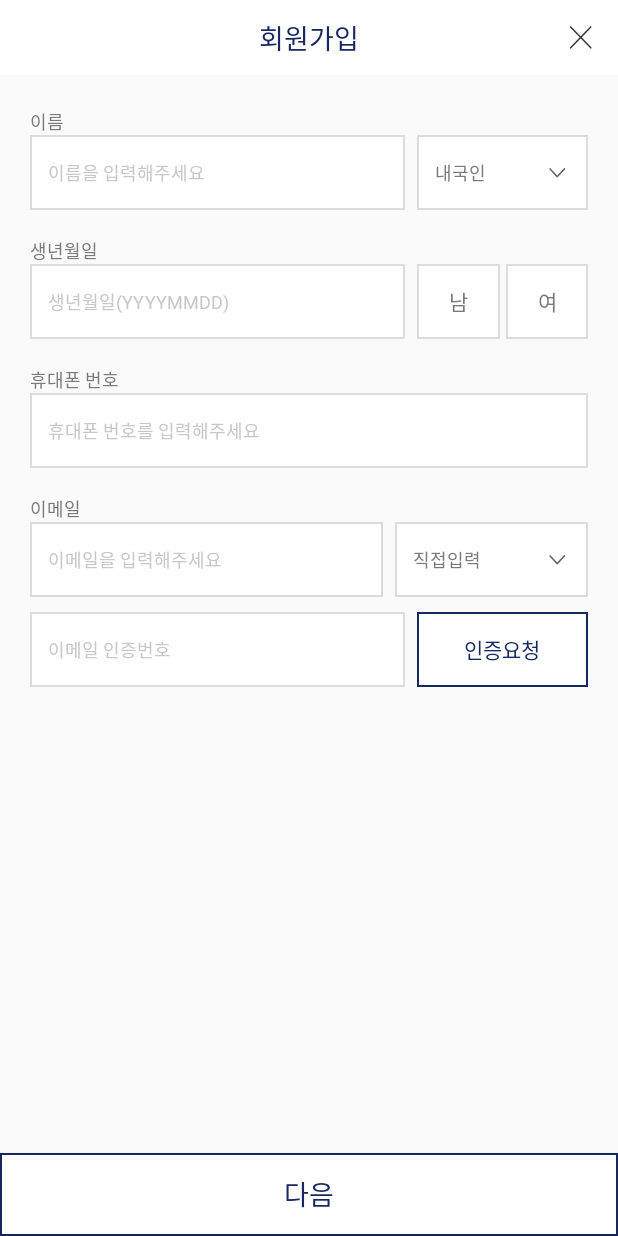
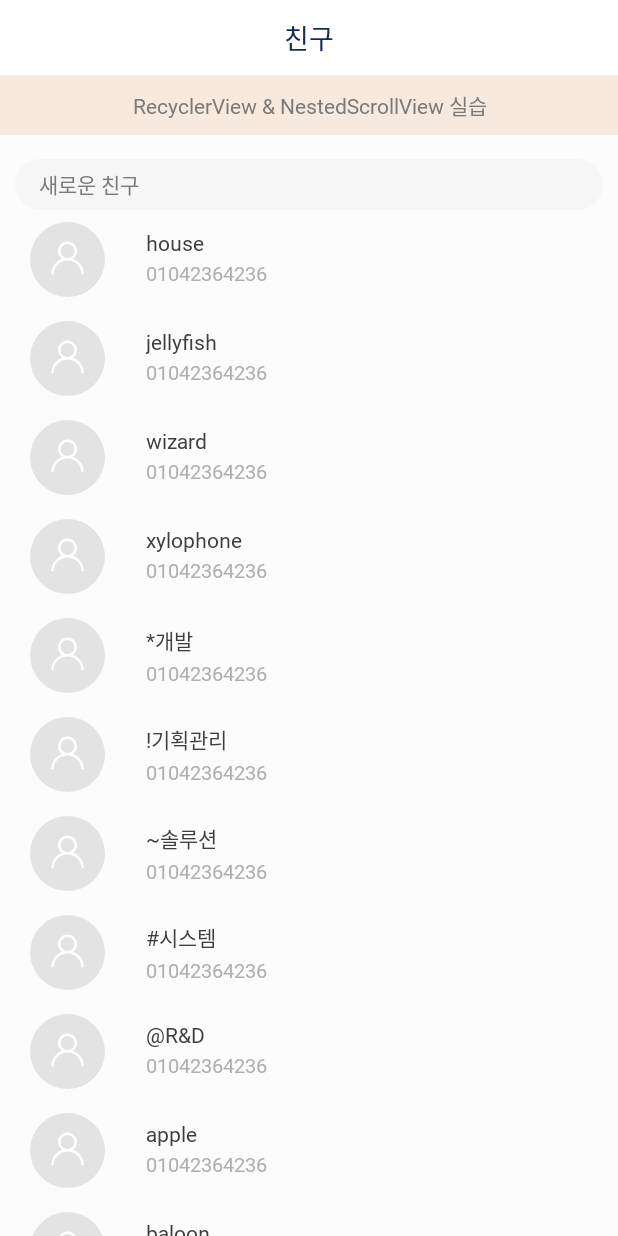
Before and after one commit to SongChaeYoung98/test-application, an Android app: the screen it shows after launch (edit_text before the commit, nestedscrollview after it), on a phone screen of 412 x 824 dp. Run offline under Robolectric (Android 15) with nearby library versions, the phone set to English and light mode, and no system bars.

Commit message:
[UPDATE] 과제 11, 12
13, 14일차 (23.12.06, 23.12.07)
Author : SongChaeYoung98
2023-11-21 1311:49

```diff
--- a/app/src/main/AndroidManifest.xml
+++ b/app/src/main/AndroidManifest.xml
@@ -30,6 +30,10 @@
             android:name=".edit_text"
             android:exported="true"
             android:launchMode="singleTop"/>
+        <activity
+            android:name=".nestedscrollview"
+            android:exported="true"
+            android:launchMode="singleTop"/>
 
     </application>
 
--- a/app/src/main/java/com/example/testapplication/edit_text.java
+++ b/app/src/main/java/com/example/testapplication/edit_text.java
@@ -1,6 +1,7 @@
 package com.example.testapplication;
 
 import android.content.Context;
+import android.content.Intent;
 import android.os.Bundle;
 import android.text.Editable;
 import android.text.TextWatcher;
@@ -36,6 +37,9 @@ public class edit_text extends AppCompatActivity {
 
         // 과제 10
         Button visible_button = findViewById(R.id.edit_text_visible_button);
+
+        // 과제 11
+        Button next_button = findViewById(R.id.edit_text_next_button);
 
         // 과제 5
         close_button.setOnClickListener(new View.OnClickListener() {
@@ -99,6 +103,16 @@ public class edit_text extends AppCompatActivity {
             }
         });
 
+        // 과제 11
+        next_button.setOnClickListener(new View.OnClickListener() {
+            @Override
+            public void onClick(View view) {
+                Intent intent = new Intent(edit_text.this, nestedscrollview.class);
+                startActivity(intent);
+                finish();
+            }
+        });
+
 
         parent_layout.setOnTouchListener(new View.OnTouchListener() {
             @Override
--- a/app/src/main/java/com/example/testapplication/init.java
+++ b/app/src/main/java/com/example/testapplication/init.java
@@ -10,7 +10,7 @@ public class init extends AppCompatActivity {
     @Override
     protected void onCreate(@Nullable Bundle savedInstanceState) {
         super.onCreate(savedInstanceState);
-        Intent intent = new Intent(init.this, edit_text.class);
+        Intent intent = new Intent(init.this, nestedscrollview.class);
         startActivity(intent);
         finish();
     }
--- /dev/null
+++ b/app/src/main/java/com/example/testapplication/nestedscrollview.java
@@ -0,0 +1,52 @@
+package com.example.testapplication;
+
+import android.os.Bundle;
+
+import androidx.annotation.Nullable;
+import androidx.appcompat.app.AppCompatActivity;
+import androidx.recyclerview.widget.LinearLayoutManager;
+import androidx.recyclerview.widget.RecyclerView;
+
+import java.util.ArrayList;
+import java.util.Arrays;
+import java.util.Random;
+
+public class nestedscrollview extends AppCompatActivity {
+
+    private ArrayList<String> userNumbers = new ArrayList<>();
+    private ArrayList<String> userNames = new ArrayList<>(Arrays.asList(        // test data
+            "house", "jellyfish", "wizard", "xylophone", "*개발", "!기획관리", "~솔루션", "#시스템", "@R&D", "apple", "baloon", "cake", "dog", "egg", "flamingo", "grape", "house", "icecream", "kite", "lemon", "nose", "mouse", "pig", "orange", "rabbit", "queen", "zebra", "yo-wassup","violin", "umbrella", "tomato", "sun"
+    ));
+
+    @Override
+    protected void onCreate(@Nullable Bundle savedInstanceState) {
+        super.onCreate(savedInstanceState);
+        setContentView(R.layout.nestedscrollview);
+
+        // 과제 12
+        RecyclerView recyclerView_0 = findViewById(R.id.nested_recyclerView_0);
+        recyclerView_0.setLayoutManager(new LinearLayoutManager(this));
+        RecyclerView recyclerView_1 = findViewById(R.id.nested_recyclerView_1);
+        recyclerView_1.setLayoutManager(new LinearLayoutManager(this));
+
+        // making user dummy data
+        for (int i = 0; i <= userNames.size(); i++) {
+            String userNumber = String.format("010%04d%04d", generateRandomNumber(), generateRandomNumber());
+
+            userNumbers.add(userNumber);
+        }
+
+        nestedscrollview_adapter adapter_0 = new nestedscrollview_adapter(userNames, userNumbers);
+        recyclerView_0.setAdapter(adapter_0);
+
+        nestedscrollview_adapter adapter_1 = new nestedscrollview_adapter(userNames, userNumbers);
+        recyclerView_1.setAdapter(adapter_1);
+
+    }
+
+    // generating test phone number data (dummy data)
+    private int generateRandomNumber() {
+        Random random = new Random();
+        return random.nextInt(10000);
+    }
+}
--- /dev/null
+++ b/app/src/main/java/com/example/testapplication/nestedscrollview_adapter.java
@@ -0,0 +1,65 @@
+package com.example.testapplication;
+
+import android.util.Log;
+import android.view.LayoutInflater;
+import android.view.View;
+import android.view.ViewGroup;
+import android.widget.TextView;
+
+import androidx.annotation.NonNull;
+import androidx.recyclerview.widget.RecyclerView;
+
+import java.util.ArrayList;
+
+public class nestedscrollview_adapter extends RecyclerView.Adapter<nestedscrollview_adapter.ViewHolder> {
+
+    private ArrayList<String> userNames;
+    private ArrayList<String> userNumbers;
+
+    public nestedscrollview_adapter(ArrayList<String> userNames, ArrayList<String> userNumbers) {
+        this.userNames = userNames;
+        this.userNumbers = userNumbers;
+    }
+
+    @NonNull
+    @Override
+    public ViewHolder onCreateViewHolder(@NonNull ViewGroup parent, int viewType) {
+        // Create a new view
+        View view = LayoutInflater.from(parent.getContext()).inflate(R.layout.nestedscrollview_adapter, parent, false);
+
+
+        Log.d("test", "userNames : " + userNames);
+        return new ViewHolder(view);
+    }
+
+    @Override
+    public void onBindViewHolder(@NonNull ViewHolder holder, int position) {
+        // Bind data to the views inside the ViewHolder
+        String currentUserName = userNames.get(position);
+        String currentUserNumber = userNumbers.get(position);
+
+        String formattedUserNumber = String.format("010-%s-%s",
+                currentUserNumber.substring(3, 7), currentUserNumber.substring(7));
+
+        holder.userNameTextView.setText(currentUserName);
+//        holder.userNumberTextView.setText(formattedUserNumber);
+        holder.userNumberTextView.setText(currentUserNumber);
+    }
+
+    @Override
+    public int getItemCount() {
+        return userNames.size(); // Return the size of your data
+    }
+
+    // Define ViewHolder
+    public static class ViewHolder extends RecyclerView.ViewHolder {
+        public TextView userNameTextView;
+        public TextView userNumberTextView;
+
+        public ViewHolder(View view) {
+            super(view);
+            userNameTextView = view.findViewById(R.id.listView_user_name);
+            userNumberTextView = view.findViewById(R.id.listView_user_phone);
+        }
+    }
+}
--- /dev/null
+++ b/app/src/main/res/drawable/bg_friend_division.xml
@@ -0,0 +1,15 @@
+<?xml version="1.0" encoding="utf-8"?>
+<shape
+    xmlns:android="http://schemas.android.com/apk/res/android"
+    android:shape="rectangle">
+
+    <solid
+        android:color="@color/id_result_box" />
+
+    <corners
+        android:topLeftRadius="250dp"
+        android:topRightRadius="250dp"
+        android:bottomLeftRadius="250dp"
+        android:bottomRightRadius="250dp"/>
+
+</shape>
--- /dev/null
+++ b/app/src/main/res/drawable/default_profile.xml
@@ -0,0 +1,12 @@
+<vector xmlns:android="http://schemas.android.com/apk/res/android"
+    android:width="48dp"
+    android:height="48dp"
+    android:viewportWidth="48"
+    android:viewportHeight="48">
+  <path
+      android:pathData="M24,24m-24,0a24,24 0,1 1,48 0a24,24 0,1 1,-48 0"
+      android:fillColor="#e3e3e3"/>
+  <path
+      android:pathData="M31.425,26.075a10.46,10.46 0,0 0,-3.99 -2.5,6.07 6.07,0 1,0 -6.869,0A10.517,10.517 0,0 0,13.5 33.5h1.641a8.859,8.859 0,1 1,17.719 0L34.5,33.5a10.432,10.432 0,0 0,-3.075 -7.425zM24,23a4.43,4.43 0,1 1,4.43 -4.43,4.435 4.435,0 0,1 -4.43,4.43z"
+      android:fillColor="#fff"/>
+</vector>
--- a/app/src/main/res/layout/edit_text.xml
+++ b/app/src/main/res/layout/edit_text.xml
@@ -276,12 +276,15 @@
         </LinearLayout>
 
     </LinearLayout>
+
     <View
         android:layout_width="0dp"
         android:layout_height="0dp"
         android:layout_weight="1"
         android:layout_gravity="center_horizontal"/>
+
     <Button
+        android:id="@+id/edit_text_next_button"
         android:layout_width="match_parent"
         android:layout_height="55dp"
         android:text="@string/edit_text_next"
--- /dev/null
+++ b/app/src/main/res/layout/nestedscrollview.xml
@@ -0,0 +1,103 @@
+<?xml version="1.0" encoding="utf-8"?>
+<LinearLayout
+    xmlns:android="http://schemas.android.com/apk/res/android"
+    android:layout_width="match_parent"
+    android:layout_height="match_parent"
+    android:background="@color/basic"
+    android:orientation="vertical"
+    android:focusable="true"
+    android:focusableInTouchMode="true">
+
+    <LinearLayout
+        android:layout_width="match_parent"
+        android:layout_height="50dp"
+        android:background="@color/white"
+        android:paddingStart="10dp"
+        android:paddingEnd="10dp"
+        android:orientation="horizontal">
+
+        <TextView
+            android:layout_width="wrap_content"
+            android:layout_height="wrap_content"
+            android:layout_weight="1"
+            android:layout_gravity="center"
+            android:gravity="center"
+            android:text="@string/nested_title"
+            android:textSize="18sp"
+            android:textColor="@color/main"
+            android:fontFamily="@font/notosans_medium_ttf"/>
+
+    </LinearLayout>
+
+    <androidx.core.widget.NestedScrollView
+        android:layout_width="match_parent"
+        android:layout_height="wrap_content"
+        android:descendantFocusability="beforeDescendants"
+        android:fillViewport="true">
+
+        <LinearLayout
+            android:layout_width="match_parent"
+            android:layout_height="match_parent"
+            android:orientation="vertical">
+
+            <TextView
+                android:layout_width="match_parent"
+                android:layout_height="40dp"
+                android:layout_marginBottom="16dp"
+                android:background="@color/key_notice"
+                android:text="@string/nested_subtitle"
+                android:gravity="center"
+                android:textSize="14sp"
+                android:textColor="@color/text_default_2"
+                android:fontFamily="@font/notosans_medium_ttf"/>
+
+            <TextView
+                android:layout_width="match_parent"
+                android:layout_height="34dp"
+                android:layout_marginStart="10dp"
+                android:layout_marginEnd="10dp"
+                android:background="@drawable/bg_friend_division"
+                android:paddingStart="16dp"
+                android:text="@string/nested_new_friend"
+                android:gravity="center_vertical"
+                android:fontFamily="@font/notosans_regular_ttf"
+                android:textColor="@color/text_default_2"
+                android:includeFontPadding="false"
+                android:textSize="14sp"/>
+
+            <androidx.recyclerview.widget.RecyclerView
+                android:id="@+id/nested_recyclerView_0"
+                android:layout_width="match_parent"
+                android:layout_height="wrap_content"
+                android:layout_marginBottom="10dp"
+                android:overScrollMode="never"/>
+
+            <TextView
+                android:layout_width="match_parent"
+                android:layout_height="34dp"
+                android:layout_marginStart="10dp"
+                android:layout_marginEnd="10dp"
+                android:background="@drawable/bg_friend_division"
+                android:paddingStart="16dp"
+                android:text="@string/nested_title"
+                android:gravity="center_vertical"
+                android:fontFamily="@font/notosans_regular_ttf"
+                android:textColor="@color/text_default_2"
+                android:includeFontPadding="false"
+                android:textSize="14sp"/>
+
+            <androidx.recyclerview.widget.RecyclerView
+                android:id="@+id/nested_recyclerView_1"
+                android:layout_width="match_parent"
+                android:layout_height="wrap_content"
+                android:overScrollMode="never"/>
+
+        </LinearLayout>
+
+    </androidx.core.widget.NestedScrollView>
+
+
+
+
+
+</LinearLayout>
--- /dev/null
+++ b/app/src/main/res/layout/nestedscrollview_adapter.xml
@@ -0,0 +1,65 @@
+<?xml version="1.0" encoding="utf-8"?>
+<LinearLayout
+    xmlns:android="http://schemas.android.com/apk/res/android"
+    android:id="@+id/friend_user_info_listView"
+    android:layout_width="match_parent"
+    android:layout_height="wrap_content"
+    android:orientation="horizontal"
+    android:paddingTop="8dp"
+    android:paddingBottom="8dp"
+    android:paddingStart="20dp"
+    android:paddingEnd="20dp"
+    android:clickable="true">
+
+    <FrameLayout
+        android:layout_width="wrap_content"
+        android:layout_height="wrap_content"
+        android:layout_marginEnd="27dp">
+
+        <ImageView
+            android:id="@+id/listView_user_icon"
+            android:layout_width="50dp"
+            android:layout_height="50dp"
+            android:background="@drawable/default_profile"/>
+
+    </FrameLayout>
+
+    <LinearLayout
+        android:layout_width="wrap_content"
+        android:layout_height="wrap_content"
+        android:layout_gravity="center"
+        android:orientation="vertical"
+        android:gravity="center_vertical">
+
+        <LinearLayout
+            android:layout_width="wrap_content"
+            android:layout_height="wrap_content"
+            android:layout_marginBottom="4dp"
+            android:orientation="horizontal"
+            android:gravity="center">
+
+            <TextView
+                android:id="@+id/listView_user_name"
+                android:layout_width="wrap_content"
+                android:layout_height="wrap_content"
+                android:includeFontPadding="false"
+                android:fontFamily="@font/notosans_regular_ttf"
+                android:textColor="@color/friend_list"
+                android:textSize="14sp"
+                android:text="UserName"/>
+
+        </LinearLayout>
+
+        <TextView
+            android:id="@+id/listView_user_phone"
+            android:layout_width="wrap_content"
+            android:layout_height="wrap_content"
+            android:includeFontPadding="false"
+            android:textSize="13sp"
+            android:textColor="@color/afafaf"
+            android:fontFamily="@font/notosans_regular_ttf"
+            android:text="010-0000-0000"/>
+
+    </LinearLayout>
+
+</LinearLayout>
--- a/app/src/main/res/values/colors.xml
+++ b/app/src/main/res/values/colors.xml
@@ -14,4 +14,11 @@
 
     <color name="splash">#DCDCDC</color>
     <color name="text_default_2">#7A7A7A</color>
+
+    <color name="key_notice">#F8E9DE</color>
+    <color name="id_result_box">#F6F6F6</color>
+
+    <color name="friend_list">#3E3E3E</color>
+    <color name="afafaf">#AFAFAF</color>
+
 </resources>
--- a/app/src/main/res/values/strings.xml
+++ b/app/src/main/res/values/strings.xml
@@ -27,4 +27,9 @@
     <string name="edit_text_auth_req">인증요청</string>
     <string name="edit_text_next">다음</string>
 
+    <!-- NestedScrollView -->
+    <string name="nested_title">친구</string>
+    <string name="nested_subtitle">RecyclerView &amp; NestedScrollView 실습</string>
+    <string name="nested_new_friend">새로운 친구</string>
+
 </resources>
```
Also changed, not shown: app/src/main/res/drawable/drawable/129058.svg (added).
